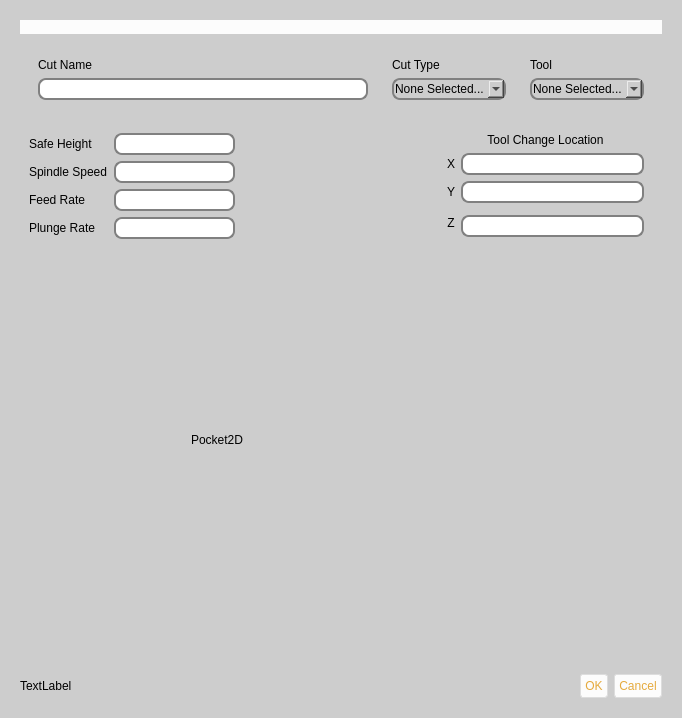
DougCoffland/FreeCADGCodeWB, file buildbotics/resources/ui/cut.ui: the form before one commit.
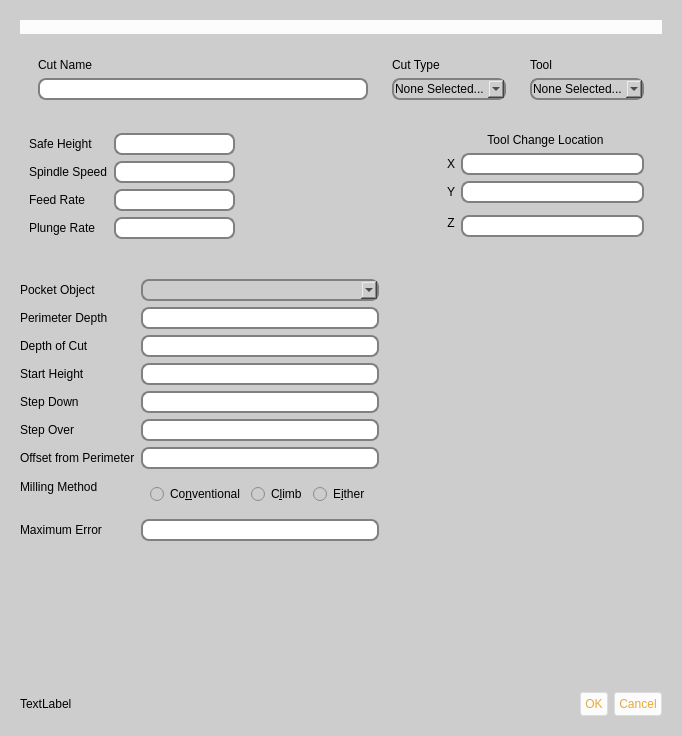
The form after the commit. The open tabs and pages were chosen to show the change. Icons and pictures are not drawn.

Commit message: implemented pocket2D cut

The edit to the form file:
```diff
--- a/buildbotics/resources/ui/cut.ui
+++ b/buildbotics/resources/ui/cut.ui
@@ -10,7 +10,7 @@
     <x>0</x>
     <y>0</y>
     <width>682</width>
-    <height>718</height>
+    <height>736</height>
    </rect>
   </property>
   <property name="windowTitle">
@@ -1526,19 +1526,204 @@
       </layout>
      </widget>
      <widget class="QWidget" name="page_5">
-      <widget class="QLabel" name="label_20">
-       <property name="geometry">
-        <rect>
-         <x>180</x>
-         <y>160</y>
-         <width>67</width>
-         <height>19</height>
-        </rect>
-       </property>
-       <property name="text">
-        <string>Pocket2D</string>
-       </property>
-      </widget>
+      <layout class="QHBoxLayout" name="horizontalLayout_18">
+       <item>
+        <layout class="QFormLayout" name="formLayout_4">
+         <item row="0" column="0">
+          <widget class="QLabel" name="pocket2DObjectL">
+           <property name="text">
+            <string>Pocket Object</string>
+           </property>
+          </widget>
+         </item>
+         <item row="0" column="1">
+          <widget class="QComboBox" name="pocket2DObjectCB">
+           <property name="toolTip">
+            <string>Select the object that defines the
+perimeter(s) of the pocket(s)
+to be removed.</string>
+           </property>
+          </widget>
+         </item>
+         <item row="1" column="0">
+          <widget class="QLabel" name="pocket2DPerimeterDepthL">
+           <property name="text">
+            <string>Perimeter Depth</string>
+           </property>
+          </widget>
+         </item>
+         <item row="1" column="1">
+          <widget class="QLineEdit" name="pocket2DPerimeterDepthE">
+           <property name="toolTip">
+            <string>Specify the distance below the Z-origin
+where the object perimeter will be defined.</string>
+           </property>
+          </widget>
+         </item>
+         <item row="2" column="0">
+          <widget class="QLabel" name="pocket2DDepthOfCutL">
+           <property name="toolTip">
+            <string>Enter the distance to step over
+with each pass.</string>
+           </property>
+           <property name="text">
+            <string>Depth of Cut</string>
+           </property>
+          </widget>
+         </item>
+         <item row="2" column="1">
+          <widget class="QLineEdit" name="pocket2DDepthOfCutE">
+           <property name="toolTip">
+            <string>Enter the distance from the z-axis origin
+to the bottom of the pocket./nNote - a positive value is entered even cutting
+goes down from the z origin.</string>
+           </property>
+          </widget>
+         </item>
+         <item row="3" column="0">
+          <widget class="QLabel" name="pocket2DStartHeightL">
+           <property name="text">
+            <string>Start Height</string>
+           </property>
+          </widget>
+         </item>
+         <item row="3" column="1">
+          <widget class="QLineEdit" name="pocket2DStartHeightE">
+           <property name="toolTip">
+            <string>Specifies the height relative to the Z-axis
+origin were cutting starts.</string>
+           </property>
+          </widget>
+         </item>
+         <item row="4" column="0">
+          <widget class="QLabel" name="pocket2DStepDownL">
+           <property name="text">
+            <string>Step Down</string>
+           </property>
+          </widget>
+         </item>
+         <item row="4" column="1">
+          <widget class="QLineEdit" name="pocket2DStepDownE">
+           <property name="toolTip">
+            <string>Enter the distance to step down
+with each pass.</string>
+           </property>
+          </widget>
+         </item>
+         <item row="5" column="0">
+          <widget class="QLabel" name="pocket2DStepOverL">
+           <property name="text">
+            <string>Step Over</string>
+           </property>
+          </widget>
+         </item>
+         <item row="5" column="1">
+          <widget class="QLineEdit" name="pocket2DStepOverE">
+           <property name="toolTip">
+            <string>Enter the distance to step over
+with each pass.</string>
+           </property>
+          </widget>
+         </item>
+         <item row="6" column="0">
+          <widget class="QLabel" name="pocket2DOffsetFromPerimeterL">
+           <property name="text">
+            <string>Offset from Perimeter</string>
+           </property>
+          </widget>
+         </item>
+         <item row="6" column="1">
+          <widget class="QLineEdit" name="pocket2DOffsetFromPerimeterE">
+           <property name="toolTip">
+            <string>The distance that the edge of the cut
+will be from the perimeter.
+A value of zero means that
+the center of the bit will be
+on the perimeter.</string>
+           </property>
+          </widget>
+         </item>
+         <item row="7" column="0">
+          <widget class="QLabel" name="pocket2DMillingMethodL">
+           <property name="text">
+            <string>Milling Method</string>
+           </property>
+          </widget>
+         </item>
+         <item row="7" column="1">
+          <widget class="QFrame" name="frame_25">
+           <property name="frameShape">
+            <enum>QFrame::StyledPanel</enum>
+           </property>
+           <property name="frameShadow">
+            <enum>QFrame::Raised</enum>
+           </property>
+           <layout class="QHBoxLayout" name="horizontalLayout_17">
+            <item>
+             <widget class="QRadioButton" name="pocket2DConventionalRB">
+              <property name="toolTip">
+               <string>Cutting front edge turns away from the material.</string>
+              </property>
+              <property name="text">
+               <string>Co&amp;nventional</string>
+              </property>
+             </widget>
+            </item>
+            <item>
+             <widget class="QRadioButton" name="pocket2DClimbRB">
+              <property name="toolTip">
+               <string>Cutting front edge turns towards the material.</string>
+              </property>
+              <property name="text">
+               <string>C&amp;limb</string>
+              </property>
+             </widget>
+            </item>
+            <item>
+             <widget class="QRadioButton" name="pocket2DEitherRB">
+              <property name="toolTip">
+               <string>System chooses the milling method.</string>
+              </property>
+              <property name="text">
+               <string>E&amp;ither</string>
+              </property>
+             </widget>
+            </item>
+           </layout>
+          </widget>
+         </item>
+         <item row="8" column="0">
+          <widget class="QLabel" name="pocket2DMaximumErrorL">
+           <property name="text">
+            <string>Maximum Error</string>
+           </property>
+          </widget>
+         </item>
+         <item row="8" column="1">
+          <widget class="QLineEdit" name="pocket2DMaximumErrorE">
+           <property name="toolTip">
+            <string>The distance that bit can deviate from the exact path.
+Higher values greatly reduce the size of the
+resulting GCode file and reduce cutting time.</string>
+           </property>
+          </widget>
+         </item>
+        </layout>
+       </item>
+       <item>
+        <spacer name="horizontalSpacer_6">
+         <property name="orientation">
+          <enum>Qt::Horizontal</enum>
+         </property>
+         <property name="sizeHint" stdset="0">
+          <size>
+           <width>163</width>
+           <height>20</height>
+          </size>
+         </property>
+        </spacer>
+       </item>
+      </layout>
      </widget>
      <widget class="QWidget" name="page_6">
       <widget class="QLabel" name="label_21">
```
Left out of the diff: 2 changed lines with no effect on the pictures. The commit also changes 7 other files.
